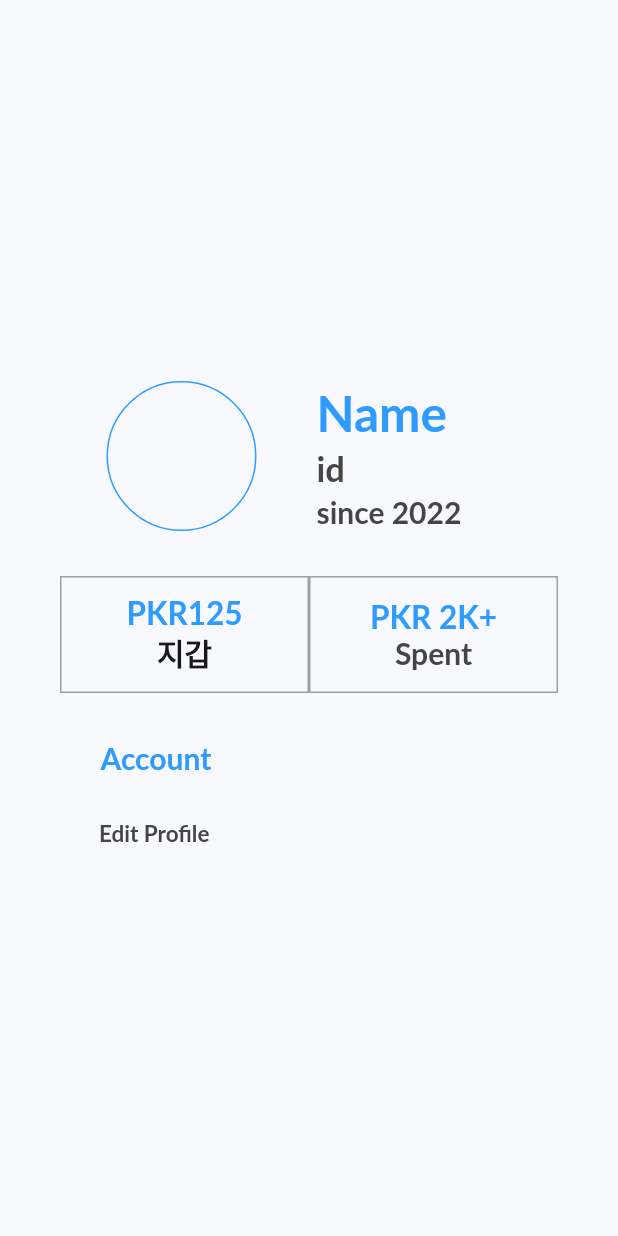
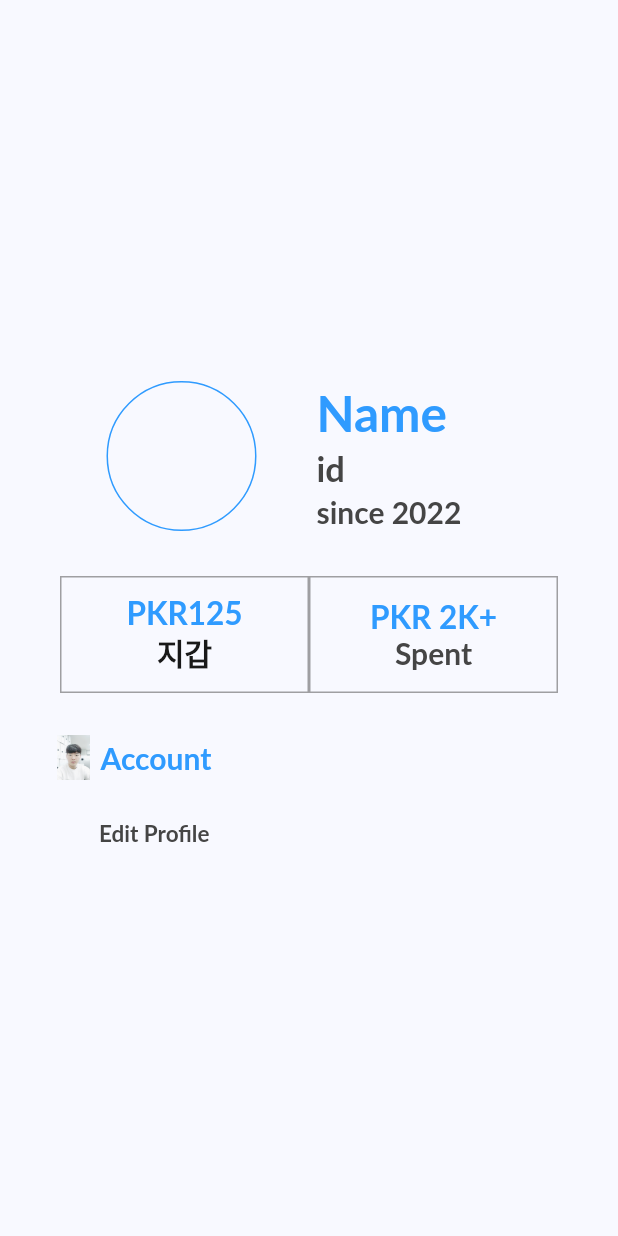
Before and after one commit to kangdeagyu/MAPPY, a Flutter app: the More screen opened directly, on a phone screen of 412 x 824 dp. Run offline on Flutter 3.47's test engine with Material 2 defaults, Android fonts, the phone set to English and light mode, and no system bars; our stand-ins replace firebase_core, get, google_fonts; accounts and stored records are empty; Roboto replaces fonts that are missing (Lato).

Commit message:
임시 이미지 추가

```diff
--- a/lib/view/more.dart
+++ b/lib/view/more.dart
@@ -181,7 +181,11 @@ class More extends StatelessWidget {
                   width: 36,
                   height: 36,
                   clipBehavior: Clip.antiAlias,
-                  decoration: BoxDecoration(),
+                  decoration: BoxDecoration(
+                    image: DecorationImage(
+                      image: AssetImage('assets/images/임시.jpeg'),
+                    ),
+                  ),
                 ),
                 const Text(
                   'Account',
--- a/pubspec.yaml
+++ b/pubspec.yaml
@@ -70,7 +70,7 @@ flutter:
 
   # To add assets to your application, add an assets section, like this:
   assets:
-    - images/
+    - assets/images/
 
   # An image asset can refer to one or more resolution-specific "variants", see
   # https://flutter.dev/assets-and-images/#resolution-aware
```
Also changed, not shown: assets/images/임시.jpeg (added).
